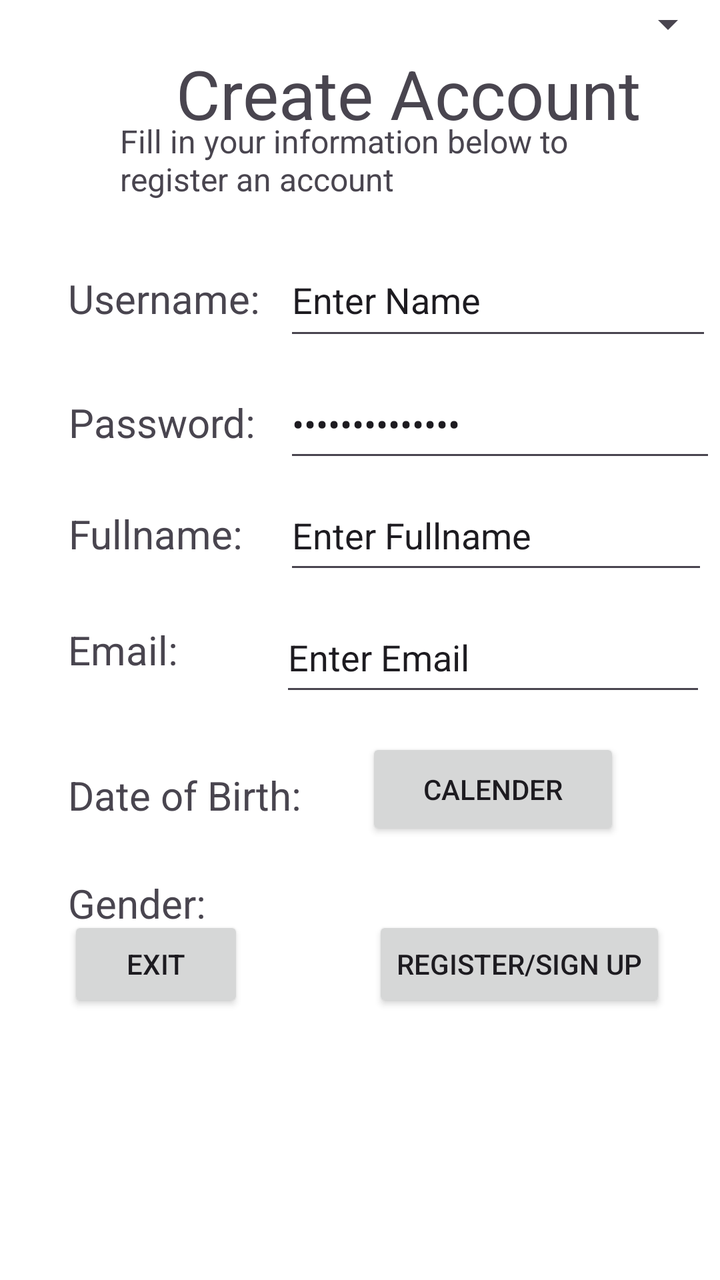
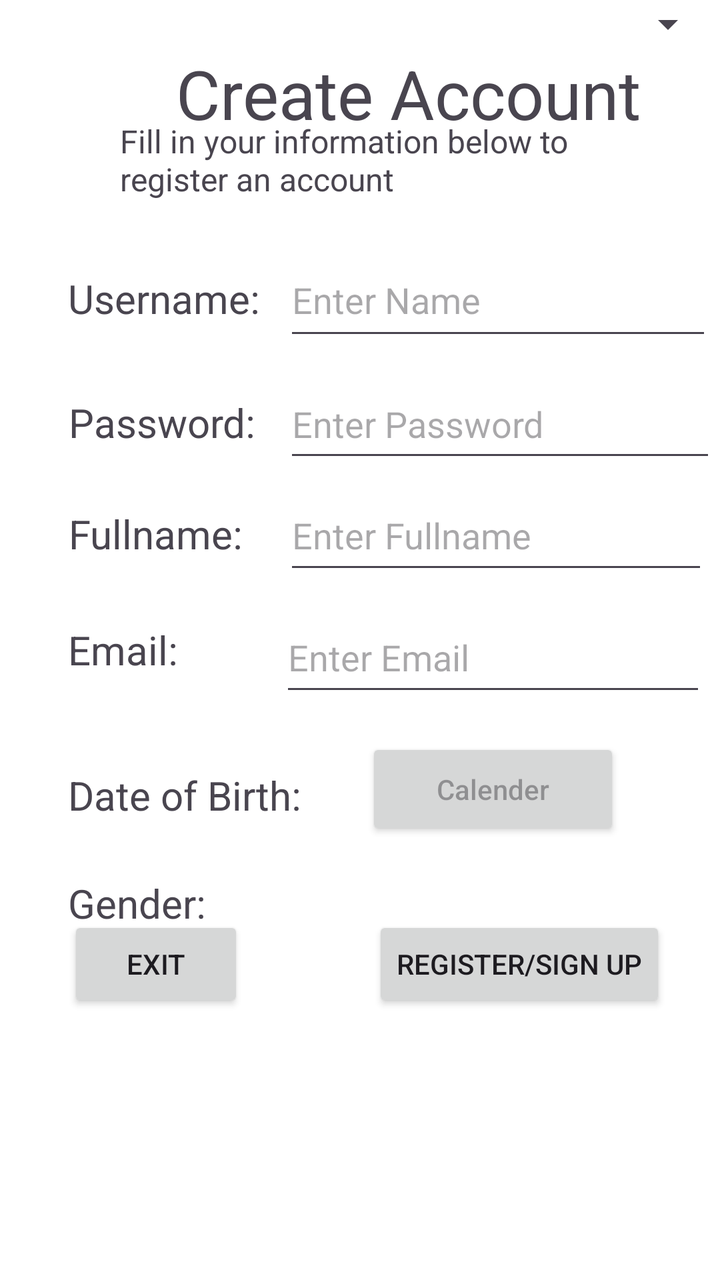

Compare the two renders of this Android layout. The source of the first and the diff that turns it into the second are given below.
<!-- AndroidManifest.xml: application theme Theme.API_Integration_V5 -->
<!-- res/layout/fragment_register.xml -->
<?xml version="1.0" encoding="utf-8"?>
<androidx.constraintlayout.widget.ConstraintLayout xmlns:android="http://schemas.android.com/apk/res/android"
    xmlns:app="http://schemas.android.com/apk/res-auto"
    xmlns:tools="http://schemas.android.com/tools"
    android:id="@+id/frameLayout"
    android:layout_width="match_parent"
    android:layout_height="match_parent"
    android:background="@android:color/white"
    tools:context=".RegisterFragment">

    <TextView
        android:id="@+id/genderLabel"
        android:layout_width="wrap_content"
        android:layout_height="wrap_content"
        android:layout_marginStart="34dp"
        android:layout_marginTop="27dp"
        android:text="Gender: "
        android:textSize="20sp"
        app:layout_constraintEnd_toStartOf="@+id/genderSpinner"
        app:layout_constraintStart_toStartOf="parent"
        app:layout_constraintTop_toBottomOf="@+id/birthLabel" />

    <TextView
        android:id="@+id/birthLabel"
        android:layout_width="wrap_content"
        android:layout_height="wrap_content"
        android:layout_marginStart="34dp"
        android:layout_marginTop="31dp"
        android:text="Date of Birth:"
        android:textSize="20sp"
        app:layout_constraintStart_toStartOf="parent"
        app:layout_constraintTop_toBottomOf="@+id/registerEmailInput" />

    <TextView
        android:id="@+id/emailLabel"
        android:layout_width="wrap_content"
        android:layout_height="wrap_content"
        android:layout_marginStart="34dp"
        android:layout_marginTop="31dp"
        android:text="Email:"
        android:textSize="20sp"
        app:layout_constraintStart_toStartOf="parent"
        app:layout_constraintTop_toBottomOf="@+id/fullnameLabel" />

    <TextView
        android:id="@+id/fullnameLabel"
        android:layout_width="wrap_content"
        android:layout_height="wrap_content"
        android:text="Fullname:"
        android:textSize="20sp"
        app:layout_constraintBaseline_toBaselineOf="@+id/registerFullnameInput"
        app:layout_constraintStart_toStartOf="@+id/passwordLabel" />

    <TextView
        android:id="@+id/textView2"
        android:layout_width="wrap_content"
        android:layout_height="wrap_content"
        android:layout_marginStart="88dp"
        android:layout_marginTop="24dp"
        android:text="Create Account"
        android:textSize="34sp"
        app:layout_constraintStart_toStartOf="parent"
        app:layout_constraintTop_toTopOf="parent" />

    <TextView
        android:id="@+id/textView3"
        android:layout_width="250dp"
        android:layout_height="50dp"
        android:text="Fill in your information below to register an account"
        android:textSize="16sp"
        app:layout_constraintBottom_toBottomOf="parent"
        app:layout_constraintEnd_toEndOf="parent"
        app:layout_constraintHorizontal_bias="0.546"
        app:layout_constraintStart_toStartOf="parent"
        app:layout_constraintTop_toTopOf="parent"
        app:layout_constraintVertical_bias="0.101" />

    <TextView
        android:id="@+id/usernameLabel"
        android:layout_width="wrap_content"
        android:layout_height="wrap_content"
        android:layout_marginStart="34dp"
        android:layout_marginTop="26dp"
        android:text="Username:"
        android:textSize="20sp"
        app:layout_constraintStart_toStartOf="parent"
        app:layout_constraintTop_toBottomOf="@+id/textView3" />

    <TextView
        android:id="@+id/passwordLabel"
        android:layout_width="wrap_content"
        android:layout_height="wrap_content"
        android:layout_marginEnd="14dp"
        android:text="Password:"
        android:textSize="20sp"
        app:layout_constraintBaseline_toBaselineOf="@+id/registerPasswordTextPassword"
        app:layout_constraintEnd_toStartOf="@+id/registerPasswordTextPassword" />

    <Button
        android:id="@+id/birthBtn"
        android:layout_width="127dp"
        android:layout_height="51dp"
        android:layout_marginTop="22dp"
        android:layout_marginBottom="24dp"
        android:text="Calender"
        app:layout_constraintBottom_toTopOf="@+id/genderLabel"
        app:layout_constraintEnd_toEndOf="@+id/registerEmailInput"
        app:layout_constraintStart_toStartOf="@+id/registerEmailInput"
        app:layout_constraintTop_toBottomOf="@+id/registerEmailInput" />

    <Spinner
        android:id="@+id/genderSpinner"
        android:layout_width="0dp"
        android:layout_height="wrap_content"
        android:layout_marginEnd="2dp"
        app:layout_constraintBaseline_toBaselineOf="@+id/genderLabel"
        app:layout_constraintEnd_toEndOf="parent"
        app:layout_constraintStart_toEndOf="@+id/genderLabel" />

    <EditText
        android:id="@+id/registerUsernameInput"
        android:layout_width="214dp"
        android:layout_height="53dp"
        android:layout_marginStart="12dp"
        android:ems="10"
        android:inputType="text"
        android:text="Enter Name"
        app:layout_constraintBaseline_toBaselineOf="@+id/usernameLabel"
        app:layout_constraintStart_toEndOf="@+id/usernameLabel" />

    <EditText
        android:id="@+id/registerPasswordTextPassword"
        android:layout_width="216dp"
        android:layout_height="51dp"
        android:layout_marginTop="10dp"
        android:ems="10"
        android:inputType="textPassword"
        android:text="Enter Password"
        app:layout_constraintStart_toStartOf="@+id/registerUsernameInput"
        app:layout_constraintTop_toBottomOf="@+id/registerUsernameInput" />

    <EditText
        android:id="@+id/registerFullnameInput"
        android:layout_width="212dp"
        android:layout_height="52dp"
        android:layout_marginTop="4dp"
        android:ems="10"
        android:inputType="text"
        android:text="Enter Fullname"
        app:layout_constraintStart_toStartOf="@+id/registerPasswordTextPassword"
        app:layout_constraintTop_toBottomOf="@+id/registerPasswordTextPassword" />

    <EditText
        android:id="@+id/registerEmailInput"
        android:layout_width="213dp"
        android:layout_height="52dp"
        android:layout_marginTop="9dp"
        android:layout_marginEnd="1dp"
        android:ems="10"
        android:inputType="text"
        android:text="Enter Email"
        app:layout_constraintEnd_toEndOf="@+id/registerFullnameInput"
        app:layout_constraintTop_toBottomOf="@+id/registerFullnameInput" />

    <Button
        android:id="@+id/exitRegisteBtn"
        android:layout_width="wrap_content"
        android:layout_height="wrap_content"
        android:layout_marginStart="34dp"
        android:layout_marginBottom="134dp"
        android:text="Exit"
        app:layout_constraintBottom_toBottomOf="parent"
        app:layout_constraintStart_toStartOf="parent" />

    <Button
        android:id="@+id/registerCompleteBtn"
        android:layout_width="wrap_content"
        android:layout_height="wrap_content"
        android:layout_marginEnd="27dp"
        android:text="Register/Sign Up"
        app:layout_constraintBottom_toBottomOf="@+id/exitRegisteBtn"
        app:layout_constraintEnd_toEndOf="parent"
        app:layout_constraintTop_toTopOf="@+id/exitRegisteBtn" />

</androidx.constraintlayout.widget.ConstraintLayout>
<!-- resources referenced by this layout -->
<resources>
  <style name="Theme.API_Integration_V5" parent="Base.Theme.API_Integration_V5" />
  <style name="Base.Theme.API_Integration_V5" parent="Theme.Material3.DayNight.NoActionBar">
          
          
      </style>
</resources>

<!-- the commit's change to res/layout/fragment_register.xml (unified diff, before → after) -->
@@ -102,7 +102,7 @@
         android:layout_height="51dp"
         android:layout_marginTop="22dp"
         android:layout_marginBottom="24dp"
-        android:text="Calender"
+        android:hint="Calender"
         app:layout_constraintBottom_toTopOf="@+id/genderLabel"
         app:layout_constraintEnd_toEndOf="@+id/registerEmailInput"
         app:layout_constraintStart_toStartOf="@+id/registerEmailInput"
@@ -124,7 +124,7 @@
         android:layout_marginStart="12dp"
         android:ems="10"
         android:inputType="text"
-        android:text="Enter Name"
+        android:hint="Enter Name"
         app:layout_constraintBaseline_toBaselineOf="@+id/usernameLabel"
         app:layout_constraintStart_toEndOf="@+id/usernameLabel" />
 
@@ -135,7 +135,7 @@
         android:layout_marginTop="10dp"
         android:ems="10"
         android:inputType="textPassword"
-        android:text="Enter Password"
+        android:hint="Enter Password"
         app:layout_constraintStart_toStartOf="@+id/registerUsernameInput"
         app:layout_constraintTop_toBottomOf="@+id/registerUsernameInput" />
 
@@ -146,7 +146,7 @@
         android:layout_marginTop="4dp"
         android:ems="10"
         android:inputType="text"
-        android:text="Enter Fullname"
+        android:hint="Enter Fullname"
         app:layout_constraintStart_toStartOf="@+id/registerPasswordTextPassword"
         app:layout_constraintTop_toBottomOf="@+id/registerPasswordTextPassword" />
 
@@ -158,7 +158,7 @@
         android:layout_marginEnd="1dp"
         android:ems="10"
         android:inputType="text"
-        android:text="Enter Email"
+        android:hint="Enter Email"
         app:layout_constraintEnd_toEndOf="@+id/registerFullnameInput"
         app:layout_constraintTop_toBottomOf="@+id/registerFullnameInput" />
 
